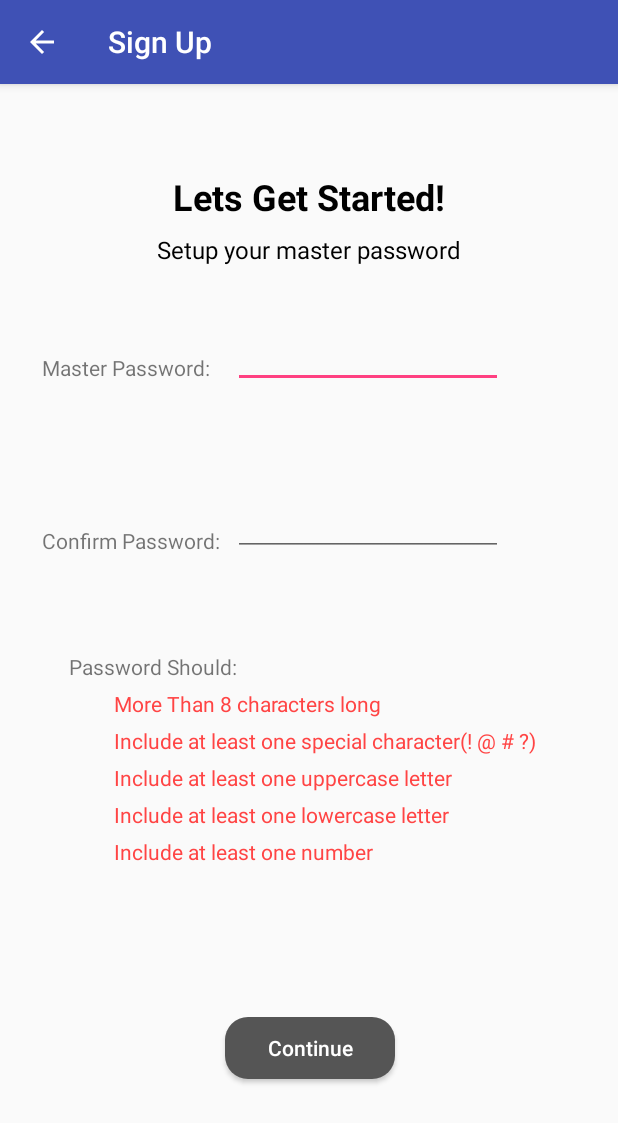
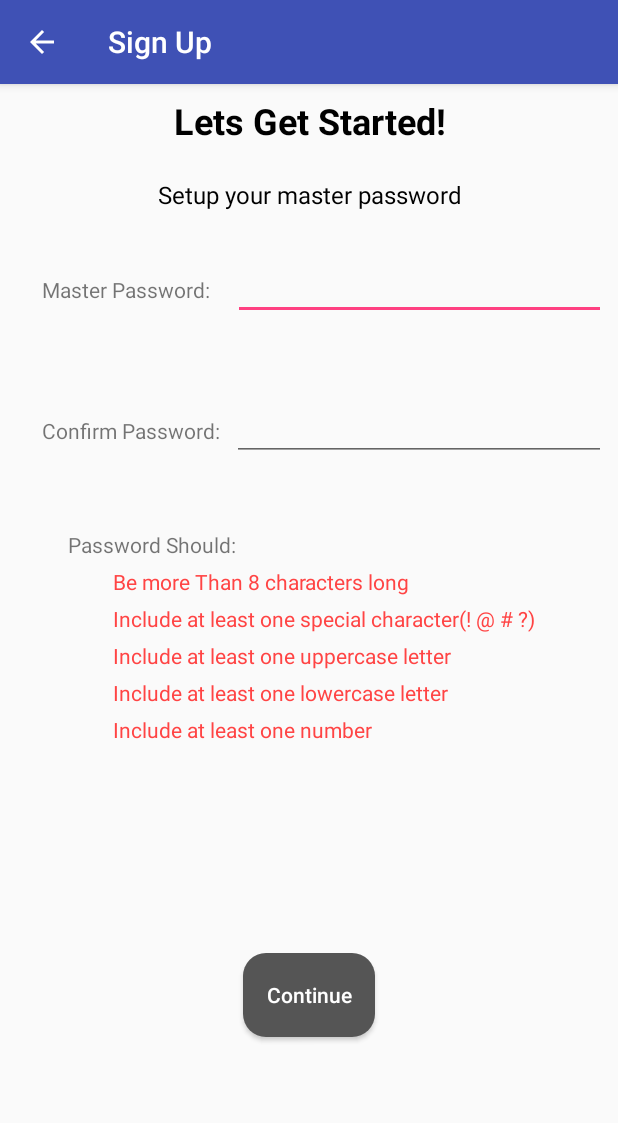
Before and after one commit to Ha5h-Code/The-Fob, an Android app: the SignUpActivity screen opened directly, with no data from a screen before it, on a phone screen of 412 x 824 dp. Shown: the top 1123 px of the screen. Run offline under Robolectric (Android 15) with nearby library versions, the light colour scheme and no system bars.

Commit message:
made adjustments to accommodate software keyboard into signup activity

```diff
--- a/app/src/main/AndroidManifest.xml
+++ b/app/src/main/AndroidManifest.xml
@@ -29,7 +29,8 @@
             android:name=".login.SignUpActivity"
             android:theme="@style/AppTheme.AppBarOverlay"
             android:parentActivityName=".login.LoginActivity"
-            android:label="@string/sign_up">
+            android:label="@string/sign_up"
+            android:windowSoftInputMode="adjustResize">
 
         </activity>
     </application>
--- a/app/src/main/java/hashcode/thefob/login/SignUpActivity.java
+++ b/app/src/main/java/hashcode/thefob/login/SignUpActivity.java
@@ -4,21 +4,30 @@ import android.os.Bundle;
 import android.support.v7.app.AppCompatActivity;
 import android.text.Editable;
 import android.text.TextWatcher;
+import android.util.AttributeSet;
+import android.view.Gravity;
+import android.view.ViewGroup;
+import android.view.ViewTreeObserver;
 import android.widget.Button;
 import android.widget.EditText;
+import android.widget.LinearLayout;
 import android.widget.TextView;
-
+import android.view.View;
 import hashcode.thefob.R;
 import hashcode.thefob.utility.PasswordEvaluator;
+
+import static hashcode.thefob.utility.PixelAdjustor.dpToPx;
+
 
 public class SignUpActivity extends AppCompatActivity
 {
     private final int PASSWORD_LENGTH = 8;
+
     @Override
     protected void onCreate(Bundle savedInstanceState)
     {
         super.onCreate(savedInstanceState);
-        setContentView(R.layout.register_form_layout);
+        setContentView(R.layout.register_form_linear);
 
         final EditText passwordInput = findViewById(R.id.password_input);
         final EditText passwordConfirm = findViewById(R.id.password_confirm);
@@ -98,6 +107,81 @@ public class SignUpActivity extends AppCompatActivity
 
             }
         });
+
+       // final View activityRootView = findViewById(R.id.activityRoot);
+        final ViewGroup activityRootView = (ViewGroup) ((ViewGroup) this
+                .findViewById(android.R.id.content)).getChildAt(0);
+        activityRootView.getViewTreeObserver().addOnGlobalLayoutListener(new ViewTreeObserver.OnGlobalLayoutListener() {
+            @Override
+            public void onGlobalLayout() {
+                int heightDiff = activityRootView.getRootView().getHeight() - activityRootView.getHeight();
+                TextView tv1 = findViewById(R.id.textView4);
+                TextView tv2 = findViewById(R.id.textView5);
+                LinearLayout masterPassword = findViewById(R.id.masterPasswordLinear);
+                LinearLayout confirmPassword = findViewById(R.id.confirmPasswordLinear);
+                LinearLayout passwordConstraints = findViewById(R.id.passwordContraint);
+                Button button = findViewById(R.id.button);
+                LinearLayout rootView = findViewById(R.id.rootLayout);
+
+
+
+                if (heightDiff > dpToPx(getApplicationContext(), 200)) { // if more than 200 dp, it's probably a keyboard...
+
+                    tv1.setVisibility(View.GONE);
+                    tv2.setVisibility(View.GONE);
+
+                    LinearLayout.LayoutParams param = new LinearLayout.LayoutParams(
+                            LinearLayout.LayoutParams.MATCH_PARENT,
+                            0,
+                            0.8f
+                    );
+
+                    LinearLayout.LayoutParams param2 = new LinearLayout.LayoutParams(
+                            LinearLayout.LayoutParams.WRAP_CONTENT,
+                            0,
+                            1.8f
+                    );
+
+                    LinearLayout.LayoutParams buttonParam = new LinearLayout.LayoutParams(
+                            LinearLayout.LayoutParams.WRAP_CONTENT,
+                            0,
+                            0.5f
+                    );
+                    rootView.setWeightSum(4.0f);
+                    param2.gravity = Gravity.CENTER;
+                    buttonParam.gravity = Gravity.CENTER;
+                    masterPassword.setLayoutParams(param);
+                    confirmPassword.setLayoutParams(param);
+                    passwordConstraints.setLayoutParams(param2);
+                    //passwordConstraints.setGravity(Gravity.TOP);
+                    button.setLayoutParams(buttonParam);
+
+
+                }
+                else
+                {
+                    tv1.setVisibility(View.VISIBLE);
+                    tv2.setVisibility(View.VISIBLE);
+                    LinearLayout.LayoutParams param2 = new LinearLayout.LayoutParams(
+                            LinearLayout.LayoutParams.WRAP_CONTENT,
+                            0,
+                            3.0f
+                    );
+
+                    LinearLayout.LayoutParams buttonParam = new LinearLayout.LayoutParams(
+                            LinearLayout.LayoutParams.WRAP_CONTENT,
+                            0,
+                            0.6f
+                    );
+                    rootView.setWeightSum(8.0f);
+                    param2.gravity = Gravity.CENTER;
+                    passwordConstraints.setLayoutParams(param2);
+                    buttonParam.gravity = Gravity.CENTER;
+                    button.setLayoutParams(buttonParam);
+
+                }
+            }
+        });
     }
 
 
--- /dev/null
+++ b/app/src/main/java/hashcode/thefob/utility/PixelAdjustor.java
@@ -0,0 +1,13 @@
+package hashcode.thefob.utility;
+
+import android.content.Context;
+import android.util.DisplayMetrics;
+import android.util.TypedValue;
+
+public class PixelAdjustor
+{
+    public static float dpToPx(Context context, float valueInDp) {
+        DisplayMetrics metrics = context.getResources().getDisplayMetrics();
+        return TypedValue.applyDimension(TypedValue.COMPLEX_UNIT_DIP, valueInDp, metrics);
+    }
+}
--- a/app/src/main/res/layout/register_form_layout.xml
+++ b/app/src/main/res/layout/register_form_layout.xml
@@ -4,7 +4,8 @@
     xmlns:app="http://schemas.android.com/apk/res-auto"
     xmlns:tools="http://schemas.android.com/tools"
     android:layout_width="match_parent"
-    android:layout_height="match_parent">
+    android:layout_height="match_parent"
+    android:id="@+id/activityRoot">
 
     <TextView
         android:id="@+id/textView4"
--- /dev/null
+++ b/app/src/main/res/layout/register_form_linear.xml
@@ -0,0 +1,194 @@
+<?xml version="1.0" encoding="utf-8"?>
+
+
+<ScrollView xmlns:android="http://schemas.android.com/apk/res/android"
+    android:layout_width="match_parent"
+    android:layout_height="match_parent"
+    android:fillViewport="true"
+    >
+
+    <LinearLayout
+        android:id="@+id/rootLayout"
+        android:layout_width="match_parent"
+        android:layout_height="wrap_content"
+        android:orientation="vertical"
+        android:weightSum="8">
+
+        <TextView
+            android:id="@+id/textView4"
+            android:layout_width="match_parent"
+            android:layout_height="0dp"
+            android:layout_marginBottom="4dp"
+            android:layout_marginEnd="8dp"
+            android:layout_marginStart="8dp"
+            android:layout_marginTop="8dp"
+            android:layout_weight="0.5"
+            android:text="@string/Lets_get_started"
+            android:textAlignment="center"
+            android:textColor="@android:color/black"
+            android:textSize="24sp"
+            android:textStyle="bold" />
+
+        <TextView
+            android:id="@+id/textView5"
+            android:layout_width="match_parent"
+            android:layout_height="0dp"
+
+            android:layout_marginEnd="8dp"
+            android:layout_marginStart="8dp"
+            android:layout_marginTop="4dp"
+            android:layout_weight="0.5"
+            android:text="@string/setup_your_master_password"
+            android:textAlignment="center"
+            android:textColor="@android:color/black"
+            android:textSize="16sp" />
+
+        <LinearLayout
+            android:id="@+id/masterPasswordLinear"
+            android:layout_width="match_parent"
+            android:layout_height="0dp"
+            android:layout_weight="1"
+            android:orientation="horizontal">
+
+            <TextView
+                android:id="@+id/textView6"
+                android:layout_width="wrap_content"
+                android:layout_height="wrap_content"
+                android:layout_marginBottom="8dp"
+                android:layout_marginStart="28dp"
+                android:layout_marginTop="8dp"
+                android:text="@string/master_password" />
+
+            <EditText
+                android:id="@+id/password_input"
+                android:layout_width="match_parent"
+                android:layout_height="wrap_content"
+                android:layout_marginBottom="8dp"
+                android:layout_marginEnd="8dp"
+                android:layout_marginStart="15dp"
+                android:layout_marginTop="8dp"
+                android:ems="10"
+                android:inputType="textPassword"
+                android:textSize="14sp" />
+
+
+        </LinearLayout>
+
+        <LinearLayout
+            android:id="@+id/confirmPasswordLinear"
+            android:layout_width="match_parent"
+            android:layout_height="0dp"
+            android:layout_weight="1"
+            android:orientation="horizontal">
+
+            <TextView
+                android:id="@+id/textView7"
+                android:layout_width="wrap_content"
+                android:layout_height="wrap_content"
+                android:layout_marginBottom="8dp"
+                android:layout_marginStart="28dp"
+                android:layout_marginTop="8dp"
+                android:text="@string/confirm_password" />
+
+            <EditText
+                android:id="@+id/password_confirm"
+                android:layout_width="match_parent"
+                android:layout_height="wrap_content"
+                android:layout_marginBottom="8dp"
+                android:layout_marginEnd="8dp"
+                android:layout_marginStart="8dp"
+                android:layout_marginTop="8dp"
+                android:ems="10"
+                android:inputType="textPassword"
+                android:textSize="14sp" />
+
+
+        </LinearLayout>
+
+
+        <LinearLayout
+            android:id="@+id/passwordContraint"
+            android:layout_width="wrap_content"
+            android:layout_height="0dp"
+            android:layout_gravity="center"
+            android:layout_marginTop="10dp"
+            android:layout_marginBottom="10dp"
+            android:layout_weight="3"
+            android:gravity="top"
+            android:orientation="vertical">
+
+            <TextView
+                android:layout_width="wrap_content"
+                android:layout_height="wrap_content"
+                android:text="@string/password_should" />
+
+            <TextView
+                android:id="@+id/char_length_indicator"
+                android:layout_width="wrap_content"
+                android:layout_height="wrap_content"
+                android:paddingEnd="10dp"
+                android:paddingStart="30dp"
+                android:paddingTop="5dp"
+                android:text="@string/password_length"
+                android:textColor="@color/incorrect" />
+
+            <TextView
+                android:id="@+id/special_char_indicator"
+                android:layout_width="wrap_content"
+                android:layout_height="wrap_content"
+                android:paddingEnd="10dp"
+                android:paddingStart="30dp"
+                android:paddingTop="5dp"
+                android:text="@string/password_special_char"
+                android:textColor="@color/incorrect" />
+
+            <TextView
+                android:id="@+id/uppercase_check"
+                android:layout_width="wrap_content"
+                android:layout_height="wrap_content"
+                android:paddingEnd="10dp"
+                android:paddingStart="30dp"
+                android:paddingTop="5dp"
+                android:text="@string/password_uppercase"
+                android:textColor="@color/incorrect" />
+
+            <TextView
+                android:id="@+id/lowercase_check"
+                android:layout_width="wrap_content"
+                android:layout_height="wrap_content"
+                android:paddingEnd="10dp"
+                android:paddingStart="30dp"
+                android:paddingTop="5dp"
+                android:text="@string/password_lowercase"
+                android:textColor="@color/incorrect" />
+
+            <TextView
+                android:id="@+id/number_check"
+                android:layout_width="wrap_content"
+                android:layout_height="wrap_content"
+                android:paddingEnd="10dp"
+                android:paddingStart="30dp"
+                android:paddingTop="5dp"
+                android:text="@string/password_digit"
+                android:textColor="@color/incorrect" />
+
+        </LinearLayout>
+
+        <Button
+            android:id="@+id/button"
+            android:layout_width="113dp"
+            android:layout_height="0dp"
+            android:layout_gravity="center"
+            android:layout_marginBottom="8dp"
+            android:layout_marginTop="8dp"
+            android:layout_weight="0.6"
+            android:background="@drawable/inactive_button_bg_rounded_corners"
+            android:text="@string/continue_string"
+            android:textAlignment="center"
+            android:textAllCaps="false"
+            android:textColor="#fff" />
+
+
+    </LinearLayout>
+
+</ScrollView>
--- a/app/src/main/res/values/strings_login_en.xml
+++ b/app/src/main/res/values/strings_login_en.xml
@@ -13,7 +13,7 @@
     <string name="confirm_password">Confirm Password: </string>
     <string name="continue_string">Continue</string>
     <string name="password_should">Password Should:</string>
-    <string name="password_length">More Than 8 characters long</string>
+    <string name="password_length">Be more Than 8 characters long</string>
     <string name="password_special_char">Include at least one special character(! @ # ?)</string>
     <string name="password_uppercase">Include at least one uppercase letter</string>
     <string name="password_lowercase">Include at least one lowercase letter</string>
```
